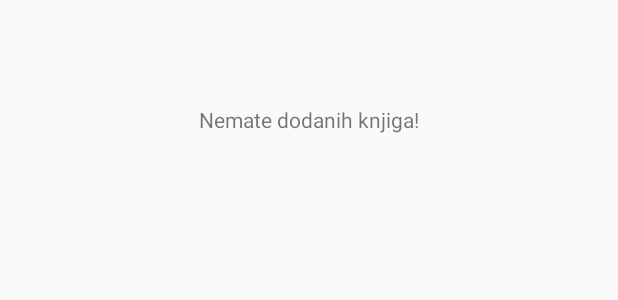
After one commit to rappabugis1/AndroidBookshelf, an Android app: the layout no_books.xml on its own in the app's theme, with its tools: preview values and no code run, on a phone screen of 412 x 824 dp. The commit adds this screen. Shown: the top 300 px of the screen. Run offline under Robolectric (Android 15) with nearby library versions, the phone set to English and light mode, and no system bars.

Commit message:
Added placeholder if there are no books to show

```diff
--- a/app/src/main/java/com/example/ridvan/spirala1/HomeFragment.java
+++ b/app/src/main/java/com/example/ridvan/spirala1/HomeFragment.java
@@ -61,11 +61,14 @@ public class HomeFragment extends Fragment{
         RecyclerView rec2 = view.findViewById(R.id.bestAutRec);
         TextView najKat = view.findViewById(R.id.najKat);
         TextView najAut = view.findViewById(R.id.najAut);
+        TextView nema1 = view.findViewById(R.id.NemaKnjiga);
+        TextView nema2 = view.findViewById(R.id.NemaKnjiga1);
 
         String imeKat= db.dajImeNajveceKat();
         String imeAut=db.dajImeNajvecAut();
 
         if(imeKat!=null){
+            nema1.setVisibility(View.INVISIBLE);
             adapter1 = new HomeKnjigeRecViewAdapter(db.knjigeKategorije(db.dajIdKatPoImenu(imeKat)));
 
             adapter1.setClickListener(new HomeKnjigeRecViewAdapter.ItemClickListener() {
@@ -80,6 +83,8 @@ public class HomeFragment extends Fragment{
         }
 
         if(imeAut!=null){
+            nema2.setVisibility(View.INVISIBLE);
+
             adapter2 = new HomeKnjigeRecViewAdapter(db.knjigeAutora(db.dajIdAutoraPoImenu(imeAut)));
             rec2.setAdapter(adapter2);
 
--- a/app/src/main/java/com/example/ridvan/spirala1/HomeKnjigeRecViewAdapter.java
+++ b/app/src/main/java/com/example/ridvan/spirala1/HomeKnjigeRecViewAdapter.java
@@ -27,7 +27,8 @@ public class HomeKnjigeRecViewAdapter extends RecyclerView.Adapter<HomeKnjigeRec
     @NonNull
     @Override
     public ViewHolder onCreateViewHolder(@NonNull ViewGroup parent, int viewType) {
-        View v = LayoutInflater.from(parent.getContext()).inflate(R.layout.book_thumbnail, parent, false);
+        View v;
+        v = LayoutInflater.from(parent.getContext()).inflate(R.layout.book_thumbnail, parent, false);
 
         return new ViewHolder(v);
 
--- /dev/null
+++ b/app/src/main/res/layout/no_books.xml
@@ -0,0 +1,14 @@
+<?xml version="1.0" encoding="utf-8"?>
+<LinearLayout xmlns:android="http://schemas.android.com/apk/res/android"
+    android:layout_width="match_parent"
+    android:layout_height="match_parent"
+    android:orientation="vertical">
+
+    <TextView
+        android:id="@+id/textView7"
+        android:layout_width="match_parent"
+        android:layout_height="160dp"
+        android:gravity="center"
+        android:text="Nemate dodanih knjiga!" />
+
+</LinearLayout>
```
Also changed, not shown: app/src/main/res/layout/home_layout.xml (+22 -5 lines).
